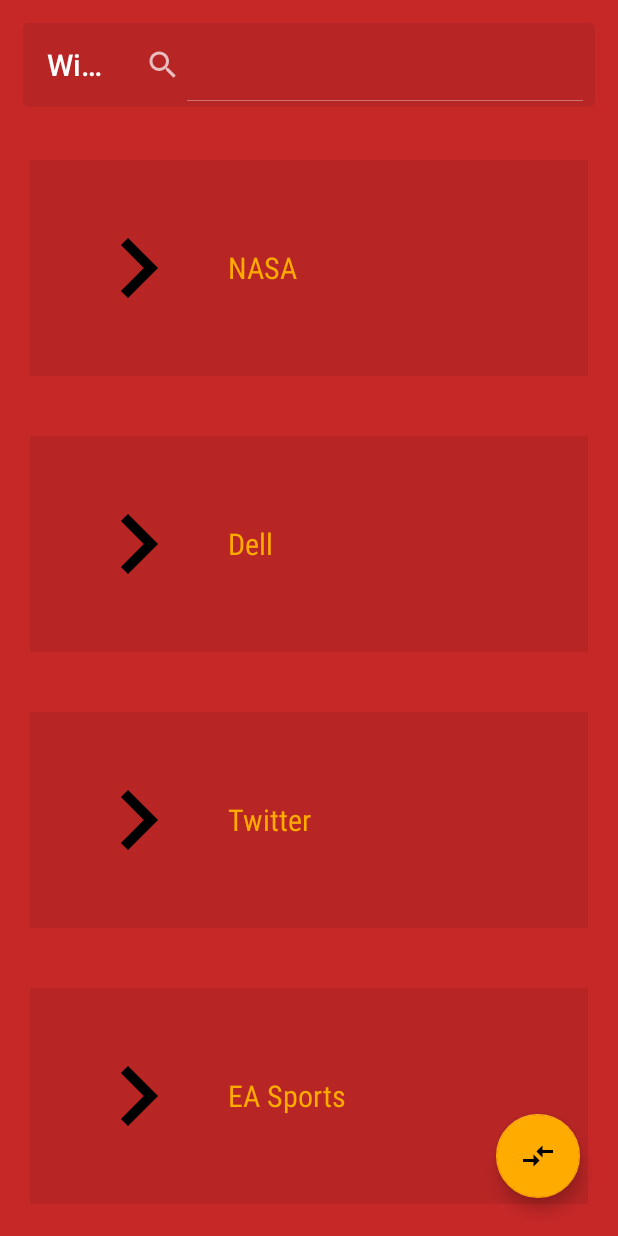
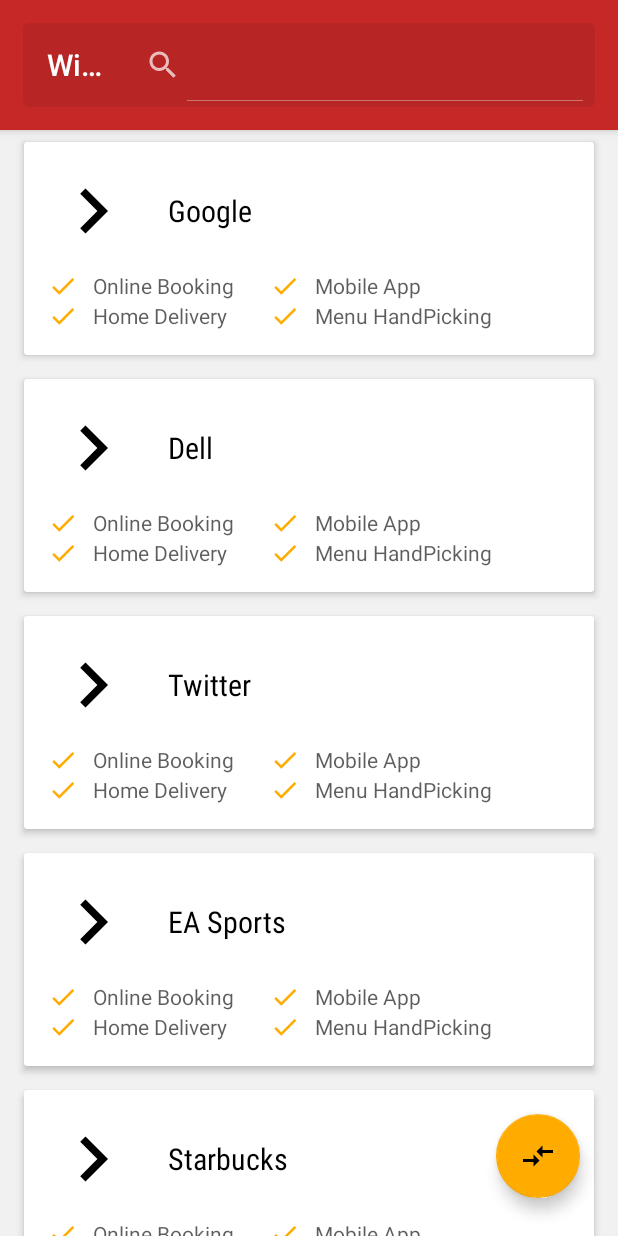
Before and after one commit to princebansal/gdgvit-nasscom, an Android app: the MainActivity screen opened directly, with no data from a screen before it, on a phone screen of 412 x 824 dp. Run offline under Robolectric (Android 15) with nearby library versions, the phone set to English and light mode, and no system bars; our stand-ins replace CircleImageView; pictures from the network do not load; 1 statement that could not run was skipped.

Commit message:
Added listing recycler view

```diff
--- a/app/src/main/java/com/prince/android/willstart/Entity/Activities/MainActivity.java
+++ b/app/src/main/java/com/prince/android/willstart/Entity/Activities/MainActivity.java
@@ -7,6 +7,7 @@ import android.os.Bundle;
 import android.support.annotation.Nullable;
 import android.support.design.widget.FloatingActionButton;
 import android.support.v7.app.AppCompatActivity;
+import android.support.v7.widget.GridLayoutManager;
 import android.support.v7.widget.LinearLayoutManager;
 import android.support.v7.widget.RecyclerView;
 import android.support.v7.widget.SearchView;
@@ -19,11 +20,9 @@ import android.view.ViewGroup;
 import android.widget.TextView;
 import android.view.animation.Animation;
 import android.view.animation.AnimationUtils;
-import android.widget.Toast;
 
 import com.bumptech.glide.Glide;
 import com.prince.android.willstart.Entity.Instances.Company;
-import com.prince.android.willstart.Entity.Instances.SearchResult;
 import com.prince.android.willstart.R;
 
 import java.util.ArrayList;
@@ -74,13 +73,18 @@ public class MainActivity extends AppCompatActivity implements SearchView.OnQuer
 
     private void setData() {
         List<String> imageUrls=new ArrayList<>();
-        imageUrls.add("http://www.mobygames.com/images/i/22/36/1121436.png");
+        List<String> services=new ArrayList<>();
+        services.add("Online Booking");
+        services.add("Mobile App");
+        services.add("Home Delivery");
+        services.add("Menu HandPicking");
+        imageUrls.add("https://pbs.twimg.com/profile_images/762369348300251136/5Obhonwa.jpg");
         imageUrls.add("http://www.logospike.com/wp-content/uploads/2015/11/Company_Logos_01.jpg");
         imageUrls.add("https://www.seeklogo.net/wp-content/uploads/2014/12/twitter-logo-vector-download.jpg");
         imageUrls.add("http://www.mobygames.com/images/i/26/09/650109.png");
         imageUrls.add("http://www.jamesgood.co.uk/sites/default/files/Logo-Blog_58.png");
         List<String> names=new ArrayList<>();
-        names.add("NASA");
+        names.add("Google");
         names.add("Dell");
         names.add("Twitter");
         names.add("EA Sports");
@@ -90,6 +94,7 @@ public class MainActivity extends AppCompatActivity implements SearchView.OnQuer
             Company c=new Company();
             c.setPicUrl(imageUrls.get(i));
             c.setName(names.get(i));
+            c.setServicesOffered(services);
             list.add(c);
         }
         searchResultList=list;
@@ -115,7 +120,8 @@ public class MainActivity extends AppCompatActivity implements SearchView.OnQuer
                 searchManager.getSearchableInfo(getComponentName()));
         searchView.setOnQueryTextListener(this);
         if(searchView!=null&&keyword!=null){
-            searchView.setQuery(keyword,true);
+            searchView.setQuery(null,false);
+            searchView.setQuery(keyword,false);
         }
 
         return true;
@@ -172,6 +178,10 @@ public class MainActivity extends AppCompatActivity implements SearchView.OnQuer
         public void onBindViewHolder(SearchViewHolder holder, int position) {
             holder.companyName.setText(searchResultList.get(position).getName());
             Glide.with(context).load(searchResultList.get(position).getPicUrl()).asBitmap().into(holder.companyLogo);
+            if(searchResultList.get(position).getServicesOffered()==null){
+                Log.i(TAG, "onBindViewHolder: null");
+            }
+            holder.servicesRecycler.setAdapter(new ServicesAdapter(context,searchResultList.get(position).getServicesOffered()));
         }
 
         @Override
@@ -190,6 +200,46 @@ public class MainActivity extends AppCompatActivity implements SearchView.OnQuer
                 companyLogo=(CircleImageView)itemView.findViewById(R.id.companyLogo);
                 companyName=(TextView)itemView.findViewById(R.id.companyName);
                 servicesRecycler=(RecyclerView)itemView.findViewById(R.id.recViewFeatures);
+                servicesRecycler.setLayoutManager(new GridLayoutManager(context,2));
+            }
+        }
+    }
+    public class ServicesAdapter extends RecyclerView.Adapter<ServicesAdapter.ServiceViewHolder>{
+
+
+        private final Context context;
+        private List<String> featuresList;
+
+        public ServicesAdapter(Context context,List<String> list) {
+            this.context=context;
+            featuresList=list;
+        }
+
+        @Override
+        public ServicesAdapter.ServiceViewHolder onCreateViewHolder(ViewGroup parent, int viewType) {
+            View view=getLayoutInflater().inflate(R.layout.feature_item,parent,false);
+            ServiceViewHolder serviceViewHolder=new ServiceViewHolder(view);
+
+            return serviceViewHolder;
+        }
+
+        @Override
+        public void onBindViewHolder(ServiceViewHolder holder, int position) {
+            holder.featureName.setText(featuresList.get(position));
+        }
+
+        @Override
+        public int getItemCount() {
+            return featuresList.size();
+        }
+
+        public class ServiceViewHolder extends RecyclerView.ViewHolder{
+
+            private TextView featureName;
+
+            public ServiceViewHolder(View itemView) {
+                super(itemView);
+                featureName=(TextView)itemView.findViewById(R.id.featureName);
             }
         }
     }
--- a/app/src/main/java/com/prince/android/willstart/Entity/Instances/Company.java
+++ b/app/src/main/java/com/prince/android/willstart/Entity/Instances/Company.java
@@ -12,9 +12,9 @@ public class Company {
     private String name;
     @SerializedName("pic_url")
     private String picUrl;
-    @SerializedName("services")
+    @SerializedName("services_available")
     private List<String> servicesOffered;
-    @SerializedName("services_not")
+    @SerializedName("services_not_available")
     private List<String> servicesNotOffered;
 
     public String getName() {
--- a/app/src/main/res/drawable/ic_check_black_24dp.xml
+++ b/app/src/main/res/drawable/ic_check_black_24dp.xml
@@ -4,6 +4,6 @@
         android:viewportWidth="24.0"
         android:viewportHeight="24.0">
     <path
-        android:fillColor="#FF000000"
+        android:fillColor="@color/colorAccent"
         android:pathData="M9,16.17L4.83,12l-1.42,1.41L9,19 21,7l-1.41,-1.41z"/>
 </vector>
--- a/app/src/main/res/layout/activity_main.xml
+++ b/app/src/main/res/layout/activity_main.xml
@@ -5,12 +5,11 @@
     xmlns:tools="http://schemas.android.com/tools"
     xmlns:app="http://schemas.android.com/apk/res-auto"
     android:orientation="vertical"
-    android:background="@color/colorPrimary"
+    android:background="@color/win_bg"
     tools:context=".Entity.Activities.MainActivity">
     <android.support.design.widget.AppBarLayout
         android:layout_width="match_parent"
-        android:layout_height="wrap_content"
-        app:elevation="0dp">
+        android:layout_height="wrap_content">
         <include
             android:id="@+id/toolbar"
             layout="@layout/toolbar"
--- a/app/src/main/res/layout/feature_item.xml
+++ b/app/src/main/res/layout/feature_item.xml
@@ -3,10 +3,9 @@
     xmlns:tools="http://schemas.android.com/tools"
     android:id="@+id/activity_first"
     android:gravity="center"
-    android:layout_width="match_parent"
-    android:layout_height="match_parent"
+    android:layout_width="wrap_content"
+    android:layout_height="wrap_content"
     android:orientation="horizontal"
-    android:background="@color/colorPrimary"
     tools:context="com.prince.android.willstart.Entity.Activities.FirstActivity">
 
 
@@ -23,7 +22,7 @@
         android:layout_width="wrap_content"
         android:layout_height="wrap_content"
         android:id="@+id/featureName"
-        android:textColor="@android:color/white"
+        android:textColor="@color/gray"
         android:text="Feature"
         />
 
--- a/app/src/main/res/layout/row_item.xml
+++ b/app/src/main/res/layout/row_item.xml
@@ -1,22 +1,31 @@
 <?xml version="1.0" encoding="utf-8"?>
-<LinearLayout xmlns:android="http://schemas.android.com/apk/res/android"
-    android:orientation="vertical"
-    android:padding="16dp"
-    android:background="@color/colorPrimaryDark"
+<android.support.v7.widget.CardView xmlns:android="http://schemas.android.com/apk/res/android"
     android:layout_width="match_parent"
     android:layout_height="wrap_content"
-    android:layout_margin="20dp">
+    xmlns:app="http://schemas.android.com/apk/res-auto"
+    xmlns:card_view="http://schemas.android.com/apk/res-auto"
+    android:layout_marginLeft="16dp"
+    android:layout_marginRight="16dp"
+    android:layout_marginTop="8dp"
+    android:layout_marginBottom="8dp"
+    card_view:cardElevation="3dp">
+<LinearLayout
+    android:orientation="vertical"
+    android:layout_width="match_parent"
+    android:layout_height="wrap_content"
+
+    android:padding="16dp">
+
 
 <LinearLayout
     android:layout_width="wrap_content"
     android:layout_height="wrap_content"
     android:orientation="horizontal"
-    android:padding="16dp"
     >
 
     <de.hdodenhof.circleimageview.CircleImageView
-        android:layout_width="80dp"
-        android:layout_height="80dp"
+        android:layout_width="60dp"
+        android:layout_height="60dp"
         android:id="@+id/companyLogo"
         android:src="@drawable/ic_chevron_right_black_24dp"
         />
@@ -28,7 +37,7 @@
         android:layout_marginLeft="20dp"
         android:layout_gravity="center_vertical"
         android:fontFamily="sans-serif-condensed"
-        android:textColor="@color/colorAccent"
+        android:textColor="@color/black"
         android:text="Company"
         />
 </LinearLayout>
@@ -36,10 +45,12 @@
 <android.support.v7.widget.RecyclerView
     android:layout_width="wrap_content"
     android:layout_height="wrap_content"
-    android:id="@+id/recViewFeatures">
+    android:id="@+id/recViewFeatures"
+    android:layout_marginTop="10dp">
 
 </android.support.v7.widget.RecyclerView>
 
 
 
 </LinearLayout>
+    </android.support.v7.widget.CardView>
--- a/app/src/main/res/layout/toolbar.xml
+++ b/app/src/main/res/layout/toolbar.xml
@@ -1,11 +1,13 @@
 <?xml version="1.0" encoding="utf-8"?>
 
 <android.support.v7.widget.Toolbar xmlns:android="http://schemas.android.com/apk/res/android"
+    xmlns:app="http://schemas.android.com/apk/res-auto"
     android:id="@+id/toolbar"
     android:layout_width="match_parent"
     android:layout_height="?attr/actionBarSize"
     android:background="@drawable/toolbar_bg"
     android:minHeight="?attr/actionBarSize"
     android:layout_margin="15dp"
+    app:elevation="2dp"
     android:theme="@style/ThemeOverlay.AppCompat.Dark"
     android:transitionName="transitionShow"/>
--- a/app/src/main/res/values/colors.xml
+++ b/app/src/main/res/values/colors.xml
@@ -4,4 +4,8 @@
     <color name="colorPrimaryDark">#b72525</color>
     <color name="colorAccent">#FFAB00</color>
     <color name="colorPrimaryLight">#FFFFFF</color>
+    <color name="white">#FFFFFF</color>
+    <color name="black">#000000</color>
+    <color name="win_bg">#f1f1f1</color>
+    <color name="gray">#A2000000</color>
 </resources>
```
Also changed, not shown: app/src/main/java/com/prince/android/willstart/Boundary/API/ConnectAPI.java (+15 -41 lines).
